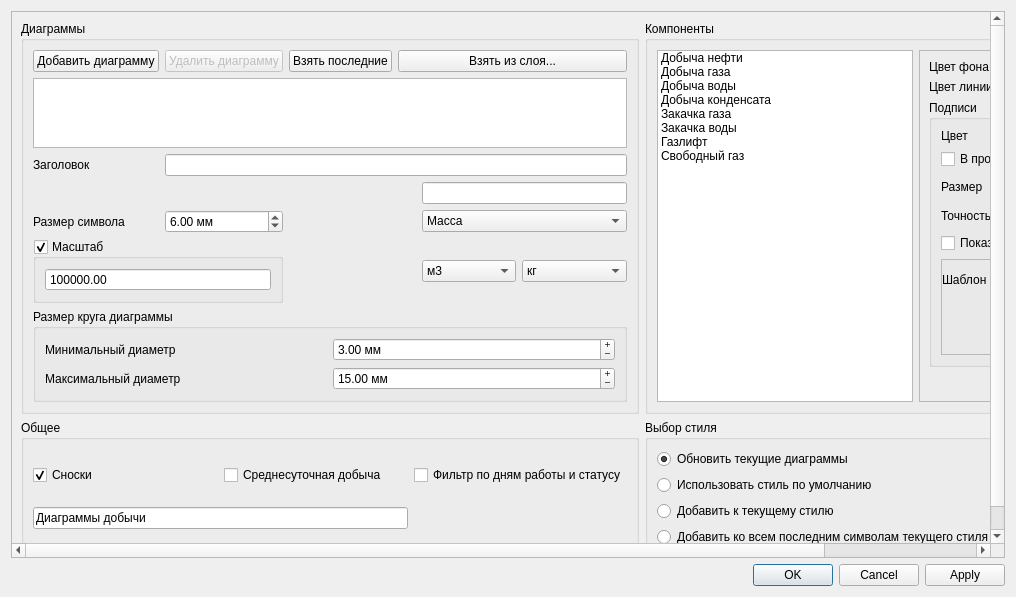
First picture: the form in qgis_pds_prodsetup_base.ui, repository vvkond/QGIS_v3, before the edit.
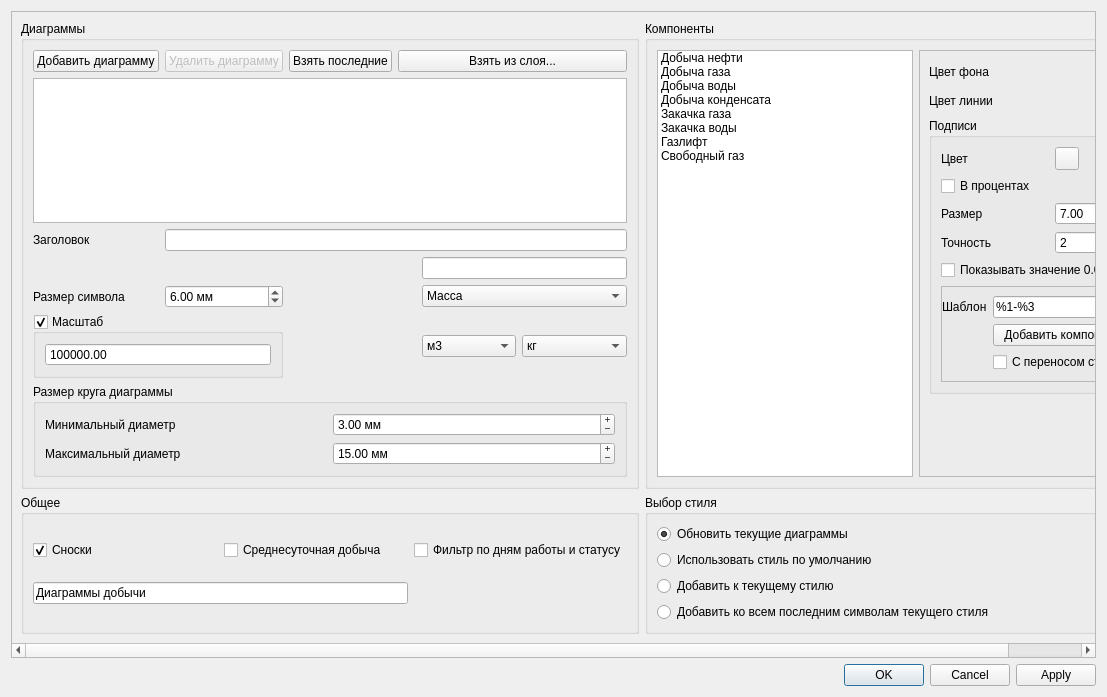
Second picture: the form after the edit. Custom widgets are drawn as their Qt base class.

What changed in the file:
```diff
--- a/qgis_pds_prodsetup_base.ui
+++ b/qgis_pds_prodsetup_base.ui
@@ -6,8 +6,8 @@
    <rect>
     <x>0</x>
     <y>0</y>
-    <width>1016</width>
-    <height>597</height>
+    <width>1107</width>
+    <height>697</height>
    </rect>
   </property>
   <property name="windowTitle">
@@ -37,8 +37,8 @@
        <rect>
         <x>0</x>
         <y>0</y>
-        <width>1080</width>
-        <height>531</height>
+        <width>1087</width>
+        <height>648</height>
        </rect>
       </property>
       <layout class="QGridLayout" name="gridLayout_5">
@@ -105,8 +105,6 @@
          <property name="checked">
           <bool>false</bool>
          </property>
-         <layout class="QVBoxLayout" name="verticalLayout_2">
-          <item>
            <layout class="QVBoxLayout" name="verticalLayout">
             <item>
              <widget class="QRadioButton" name="isUpdateExistDiagram">
@@ -146,8 +144,6 @@
              </widget>
             </item>
            </layout>
-          </item>
-         </layout>
         </widget>
        </item>
        <item row="0" column="1">
@@ -250,7 +246,7 @@
             <property name="frameShadow">
              <enum>QFrame::Raised</enum>
             </property>
-            <layout class="QGridLayout" name="fluidGridLayout" rowstretch="0,0,0,0">
+            <layout class="QGridLayout" name="fluidGridLayout" rowstretch="0,0,0,0" columnstretch="0,1">
              <item row="1" column="0">
               <widget class="QLabel" name="label_7">
                <property name="text">
@@ -270,7 +266,7 @@
                <property name="title">
                 <string>Подписи</string>
                </property>
-               <layout class="QGridLayout" name="labelGridLayout">
+               <layout class="QGridLayout" name="labelGridLayout" columnstretch="0,1">
                 <property name="leftMargin">
                  <number>9</number>
                 </property>
@@ -289,7 +285,7 @@
                    <double>1.000000000000000</double>
                   </property>
                   <property name="value">
-                   <double>100.000000000000000</double>
+                   <double>7.000000000000000</double>
                   </property>
                  </widget>
                 </item>
@@ -384,6 +380,9 @@
                   </property>
                  </widget>
                 </item>
+                <item row="0" column="1">
+                 <widget class="QgsColorButton" name="labelColorEdit"/>
+                </item>
                </layout>
               </widget>
              </item>
@@ -400,6 +399,12 @@
                </property>
               </spacer>
              </item>
+             <item row="0" column="1">
+              <widget class="QgsColorButton" name="backColorEdit"/>
+             </item>
+             <item row="1" column="1">
+              <widget class="QgsColorButton" name="lineColorEdit"/>
+             </item>
             </layout>
            </widget>
           </item>
@@ -688,6 +693,13 @@
    </item>
   </layout>
  </widget>
+ <customwidgets>
+  <customwidget>
+   <class>QgsColorButton</class>
+   <extends>QToolButton</extends>
+   <header>qgscolorbutton.h</header>
+  </customwidget>
+ </customwidgets>
  <resources/>
  <connections>
   <connection>
```
Lines whose indentation alone changed are shown as unchanged.
